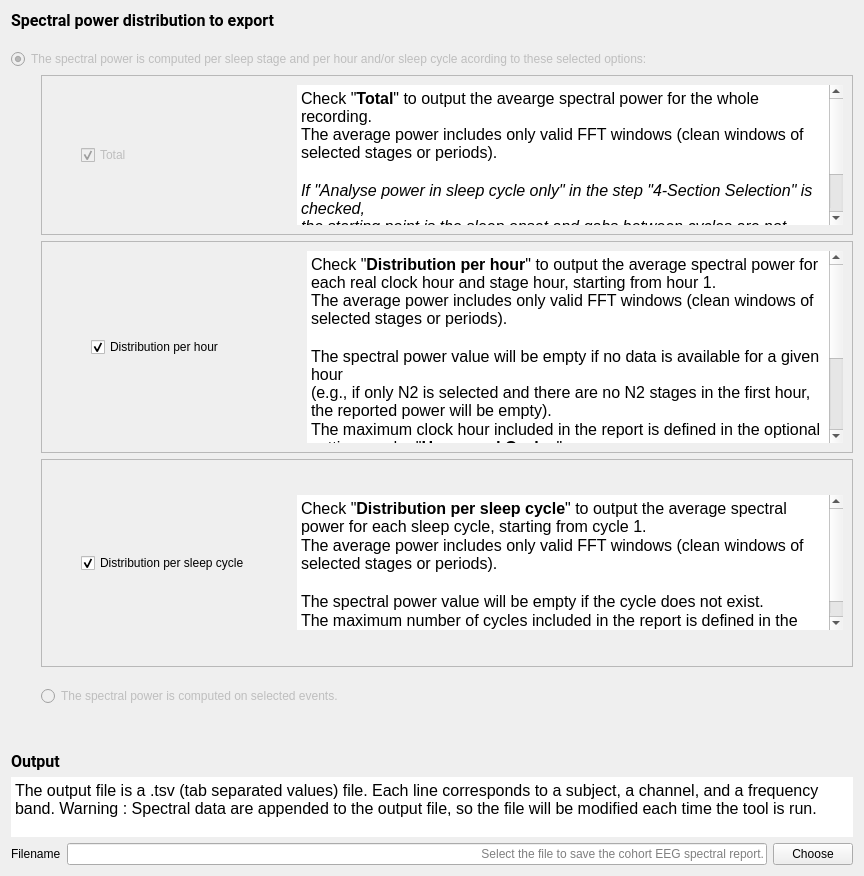
Qt form tools/CEAMSTools/PowerSpectralAnalysis/Outputfiles/Ui_Outputfiles.ui (SnoozToolbox/snooz-package-ceams) before a commit.
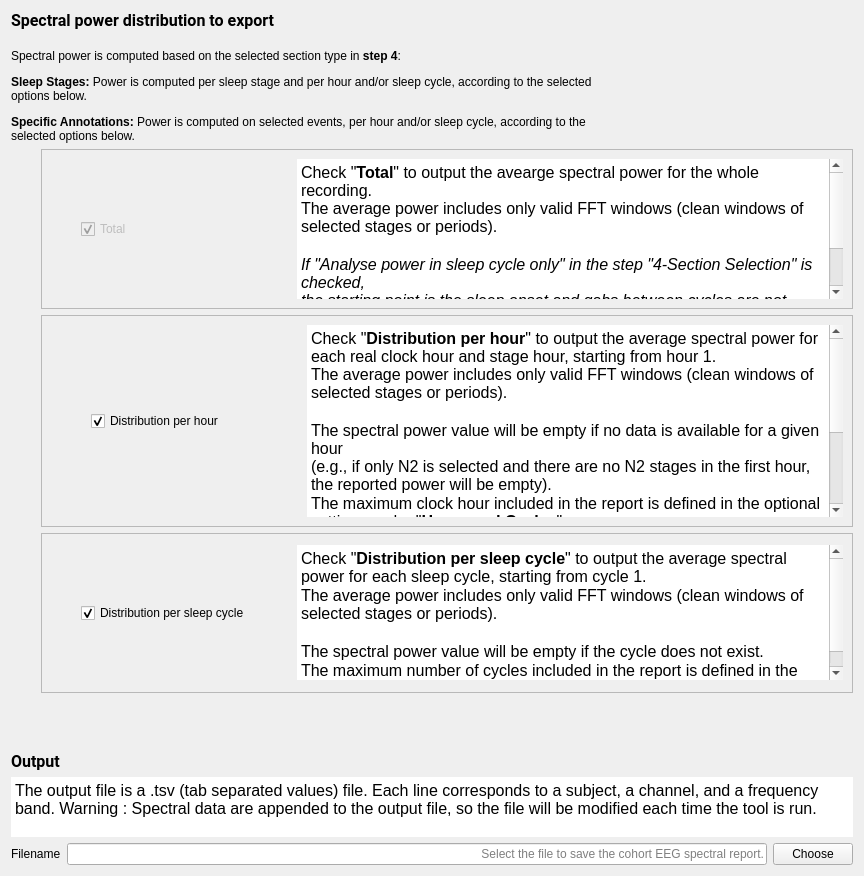
The same form after that commit.

Commit message: Update Power Spectral Analysis tool to support a new format of report for events per hour and cycles

```diff
--- a/tools/CEAMSTools/PowerSpectralAnalysis/Outputfiles/Ui_Outputfiles.ui
+++ b/tools/CEAMSTools/PowerSpectralAnalysis/Outputfiles/Ui_Outputfiles.ui
@@ -49,18 +49,9 @@
     </spacer>
    </item>
    <item>
-    <widget class="QRadioButton" name="radioButton_stage">
-     <property name="enabled">
-      <bool>false</bool>
-     </property>
-     <property name="toolTip">
-      <string>To enable the radio button go to the Section Selection Step.</string>
-     </property>
+    <widget class="QLabel" name="label_2">
      <property name="text">
-      <string>The spectral power is computed per sleep stage and per hour and/or sleep cycle acording to these selected options:</string>
-     </property>
-     <property name="checked">
-      <bool>true</bool>
+      <string>&lt;html&gt;&lt;head/&gt;&lt;body&gt;&lt;p&gt;Spectral power is computed based on the selected section type in &lt;span style=&quot; font-weight:700;&quot;&gt;step 4&lt;/span&gt;:&lt;/p&gt;&lt;p&gt;&lt;span style=&quot; font-weight:700;&quot;&gt;Sleep Stages:&lt;/span&gt; Power is computed per sleep stage and per hour and/or sleep cycle, according to the selected &lt;br/&gt;options below.&lt;/p&gt;&lt;p&gt;&lt;span style=&quot; font-weight:700;&quot;&gt;Specific Annotations:&lt;/span&gt; Power is computed on selected events, per hour and/or sleep cycle, according to the &lt;br/&gt;selected options below.&lt;/p&gt;&lt;/body&gt;&lt;/html&gt;</string>
      </property>
     </widget>
    </item>
@@ -399,19 +390,6 @@
          </property>
         </spacer>
        </item>
-       <item>
-        <widget class="QRadioButton" name="radioButton_annot">
-         <property name="enabled">
-          <bool>false</bool>
-         </property>
-         <property name="toolTip">
-          <string>To enable the radio button go to the Section Selection Step.</string>
-         </property>
-         <property name="text">
-          <string>The spectral power is computed on selected events.</string>
-         </property>
-        </widget>
-       </item>
       </layout>
      </item>
     </layout>
```
The commit also changes 13 other files.
